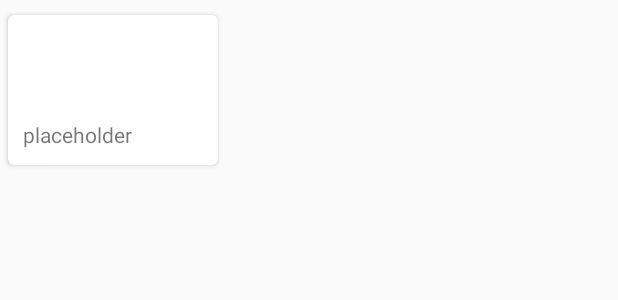
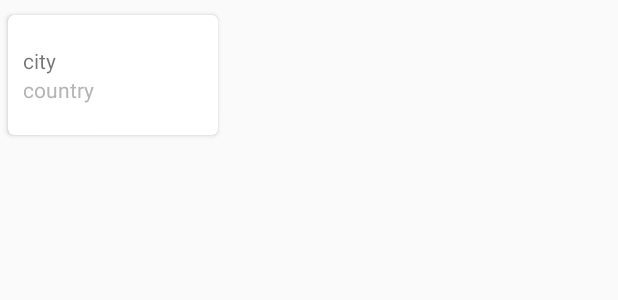
Before and after one commit to alancrossaeq/Weather, an Android app: the layout item_favourite.xml on its own in the app's theme, with its tools: preview values and no code run, on a phone screen of 412 x 824 dp. Shown: the top 300 px of the screen. Run offline under Robolectric (Android 15) with nearby library versions, the phone set to English and light mode, and no system bars.

Commit message:
tidy up ui

```diff
--- a/app/src/main/java/ca/aequilibrium/weather/activities/MainActivity.java
+++ b/app/src/main/java/ca/aequilibrium/weather/activities/MainActivity.java
@@ -156,6 +156,11 @@ public class MainActivity extends AppCompatActivity implements MapAndFavouritesF
     }
 
     @Override
+    public void onFavouritesShown() {
+        invalidateOptionsMenu();
+    }
+
+    @Override
     public void onFavouriteSelected(Location favourite, int position) {
         cityFragment = CityFragment.newInstance(favourite);
         FragmentManager fragmentManager = getSupportFragmentManager();
--- a/app/src/main/java/ca/aequilibrium/weather/diffCallbacks/ForecastDiffCallback.java
+++ b/app/src/main/java/ca/aequilibrium/weather/diffCallbacks/ForecastDiffCallback.java
@@ -22,7 +22,7 @@ public class ForecastDiffCallback extends DiffUtil.Callback {
         Forecast newEntry = mNewList.get(newItemPosition);
 
         boolean same = oldEntry.getMain().getHumidity().doubleValue() == newEntry.getMain().getHumidity().doubleValue() &&
-                ((oldEntry.getRain() == null && newEntry.getRain() == null) || (oldEntry.getRain().getThreeHourVolume().doubleValue() == newEntry.getRain().getThreeHourVolume().doubleValue())) &&
+                ((oldEntry.getRain() == null && newEntry.getRain() == null) || (oldEntry.getRain().getThreeHourVolume() == null && newEntry.getRain().getThreeHourVolume() == null) || (oldEntry.getRain().getThreeHourVolume().doubleValue() == newEntry.getRain().getThreeHourVolume().doubleValue())) &&
                 ((oldEntry.getWind()== null && newEntry.getWind() == null) || (oldEntry.getWind().getSpeed().doubleValue() == newEntry.getWind().getSpeed().doubleValue())) &&
                 oldEntry.getMain().getTemp().doubleValue() == newEntry.getMain().getTemp().doubleValue();
 
--- a/app/src/main/java/ca/aequilibrium/weather/fragments/MapAndFavouritesFragment.java
+++ b/app/src/main/java/ca/aequilibrium/weather/fragments/MapAndFavouritesFragment.java
@@ -84,12 +84,14 @@ public class MapAndFavouritesFragment extends Fragment implements FavouritesFrag
 
     public interface MapAndFavouritesListener {
         void onFavouritesHidden();
+        void onFavouritesShown();
         void onFavouriteSelected(Location favourite, int position);
     }
 
     public void showFavourites() {
         mFavouritesHidden = false;
         favouritesContainer.setVisibility(View.VISIBLE);
+        mListener.onFavouritesShown();
     }
 
     @Override
@@ -100,7 +102,6 @@ public class MapAndFavouritesFragment extends Fragment implements FavouritesFrag
     @Override
     public void onMapMoved() {
         mFavouritesHidden = true;
-//        favouritesContainer.setVisibility(View.GONE);
         favouritesContainer.setVisibility(View.INVISIBLE);
         mListener.onFavouritesHidden();
     }
--- a/app/src/main/res/layout/fragment_city.xml
+++ b/app/src/main/res/layout/fragment_city.xml
@@ -44,6 +44,7 @@
                 android:orientation="vertical">
 
                 <ImageView
+                    android:layout_marginLeft="10dp"
                     android:scaleType="fitXY"
                     android:id="@+id/iv_header_image"
                     android:layout_width="100dp"
--- a/app/src/main/res/layout/item_favourite.xml
+++ b/app/src/main/res/layout/item_favourite.xml
@@ -2,7 +2,7 @@
 <android.support.v7.widget.CardView xmlns:android="http://schemas.android.com/apk/res/android"
     xmlns:tools="http://schemas.android.com/tools"
     xmlns:card_view="http://schemas.android.com/apk/res-auto"
-    android:layout_height="100dp"
+    android:layout_height="80dp"
     android:layout_width="140dp"
     android:layout_marginBottom="10dp"
     android:layout_marginTop="10dp"
@@ -11,21 +11,25 @@
     card_view:cardCornerRadius="4dp">
 
     <LinearLayout
+        android:gravity="center_vertical"
         android:padding="10dp"
         android:layout_width="match_parent"
         android:layout_height="match_parent"
         android:orientation="vertical">
 
-        <ImageView
-            android:id="@+id/iv_weather_icon"
-            android:layout_width="match_parent"
-            android:layout_height="60dp" />
-
         <TextView
             android:gravity="center_vertical"
             android:id="@+id/tv_location"
-            android:text="placeholder"
-            android:layout_width="match_parent"
-            android:layout_height="match_parent" />
+            android:text="city"
+            android:layout_width="wrap_content"
+            android:layout_height="wrap_content" />
+
+        <TextView
+            android:textColor="@color/colorLightGrey"
+            android:gravity="center_vertical"
+            android:id="@+id/tv_country"
+            android:text="country"
+            android:layout_width="wrap_content"
+            android:layout_height="wrap_content" />
     </LinearLayout>
 </android.support.v7.widget.CardView>
--- a/app/src/main/res/layout/item_forecast.xml
+++ b/app/src/main/res/layout/item_forecast.xml
@@ -62,6 +62,7 @@
                 android:layout_height="60dp" />
 
             <TextView
+                android:textColor="@color/colorLightGrey"
                 android:gravity="center"
                 android:id="@+id/tv_date"
                 android:layout_width="wrap_content"
--- a/app/src/main/res/values/colors.xml
+++ b/app/src/main/res/values/colors.xml
@@ -3,4 +3,5 @@
     <color name="colorPrimary">#3F51B5</color>
     <color name="colorPrimaryDark">#303F9F</color>
     <color name="colorAccent">#FF4081</color>
+    <color name="colorLightGrey">#b5b5b5</color>
 </resources>
```
Also changed, not shown: app/src/main/java/ca/aequilibrium/weather/adapters/FavouritesAdapter.java (+5 -3 lines), app/src/main/java/ca/aequilibrium/weather/fragments/FavouritesFragment.java (+16 -2 lines), app/src/main/java/ca/aequilibrium/weather/models/Location.java (+13 -0 lines), app/src/main/java/ca/aequilibrium/weather/utils/LocationUtils.java (+2 -9 lines).
